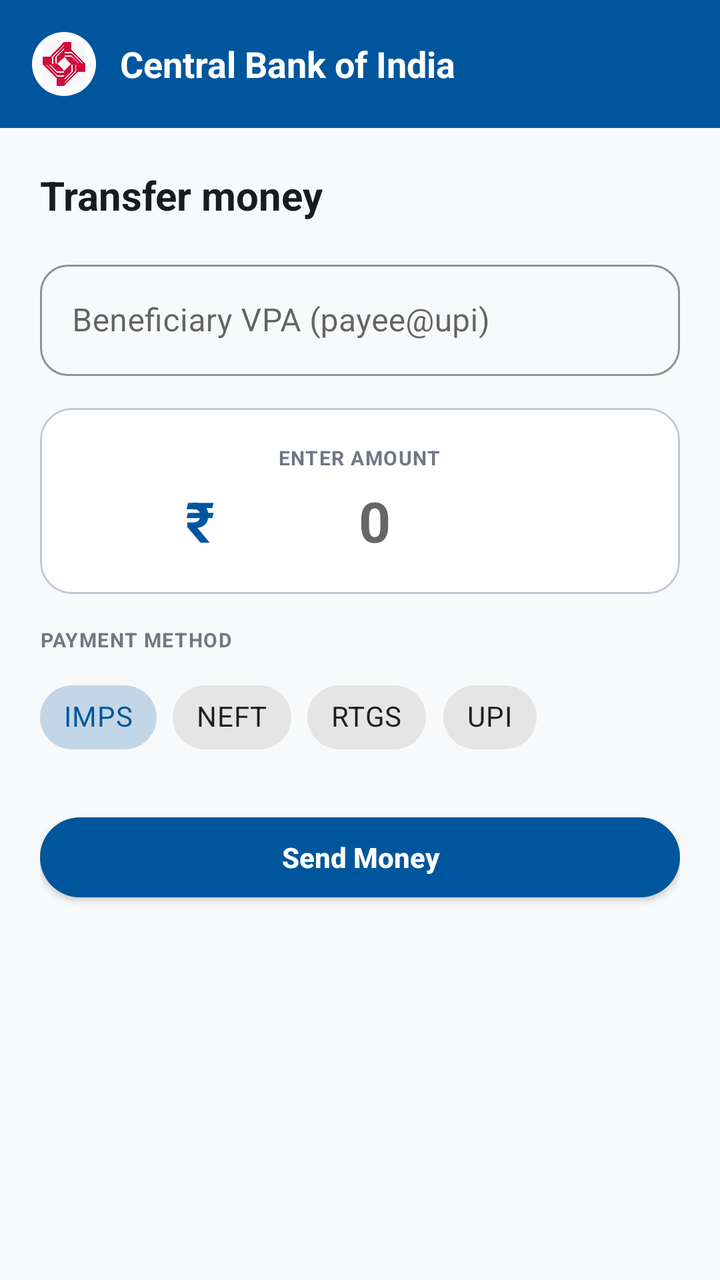
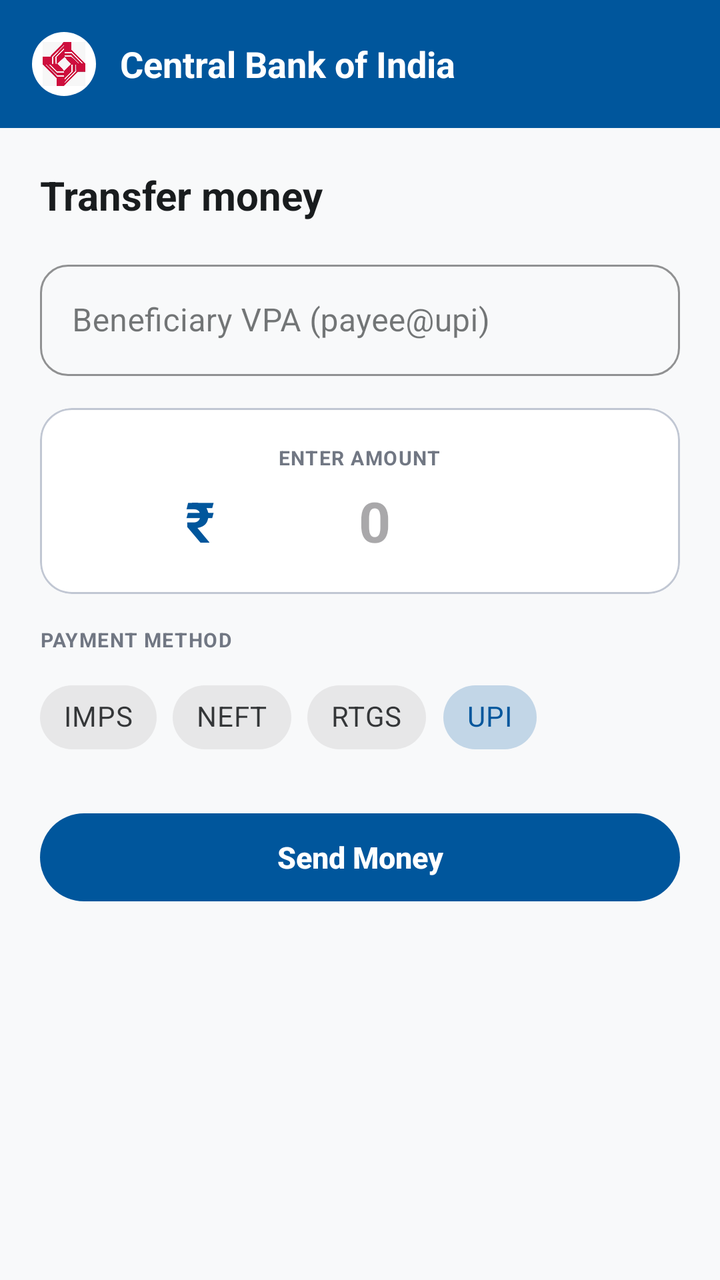

Two renders of the same Android screen: before a commit and after it. Below are the layout's source before the change and the commit's diff.
<!-- AndroidManifest.xml: application theme Theme.CogniGuardDemo -->
<!-- res/layout/activity_transfer.xml -->
<?xml version="1.0" encoding="utf-8"?>
<ScrollView xmlns:android="http://schemas.android.com/apk/res/android"
    xmlns:app="http://schemas.android.com/apk/res-auto"
    android:layout_width="match_parent"
    android:layout_height="match_parent"
    android:background="@color/cbi_surface"
    android:fillViewport="true">

    <LinearLayout
        android:layout_width="match_parent"
        android:layout_height="wrap_content"
        android:orientation="vertical">

        <include layout="@layout/partial_header" />

        <LinearLayout
            android:layout_width="match_parent"
            android:layout_height="wrap_content"
            android:orientation="vertical"
            android:padding="20dp">

            <TextView
                android:layout_width="wrap_content"
                android:layout_height="wrap_content"
                android:text="Transfer money"
                android:textColor="@color/cbi_text"
                android:textSize="20sp"
                android:textStyle="bold" />

            
            <com.google.android.material.textfield.TextInputLayout
                style="@style/Widget.MaterialComponents.TextInputLayout.OutlinedBox"
                android:layout_width="match_parent"
                android:layout_height="wrap_content"
                android:layout_marginTop="16dp"
                app:boxCornerRadiusBottomEnd="14dp"
                app:boxCornerRadiusBottomStart="14dp"
                app:boxCornerRadiusTopEnd="14dp"
                app:boxCornerRadiusTopStart="14dp"
                app:boxStrokeColor="@color/cbi_primary">

                <com.google.android.material.textfield.TextInputEditText
                    android:id="@+id/beneficiaryInput"
                    android:layout_width="match_parent"
                    android:layout_height="wrap_content"
                    android:hint="Beneficiary VPA (payee@upi)"
                    android:inputType="text" />
            </com.google.android.material.textfield.TextInputLayout>

            
            <com.google.android.material.card.MaterialCardView
                android:layout_width="match_parent"
                android:layout_height="wrap_content"
                android:layout_marginTop="16dp"
                app:cardCornerRadius="16dp"
                app:cardElevation="0dp"
                app:strokeColor="@color/cbi_divider"
                app:strokeWidth="1dp"
                app:cardBackgroundColor="@color/white">

                <LinearLayout
                    android:layout_width="match_parent"
                    android:layout_height="wrap_content"
                    android:gravity="center"
                    android:orientation="vertical"
                    android:padding="18dp">

                    <TextView
                        android:layout_width="wrap_content"
                        android:layout_height="wrap_content"
                        android:letterSpacing="0.05"
                        android:text="ENTER AMOUNT"
                        android:textAllCaps="true"
                        android:textColor="@color/cbi_text_muted"
                        android:textSize="10sp"
                        android:textStyle="bold" />

                    <LinearLayout
                        android:layout_width="wrap_content"
                        android:layout_height="wrap_content"
                        android:layout_marginTop="6dp"
                        android:gravity="center_vertical"
                        android:orientation="horizontal">

                        <TextView
                            android:layout_width="wrap_content"
                            android:layout_height="wrap_content"
                            android:text="₹"
                            android:textColor="@color/cbi_primary"
                            android:textSize="28sp"
                            android:textStyle="bold" />

                        <EditText
                            android:id="@+id/amountInput"
                            android:layout_width="160dp"
                            android:layout_height="wrap_content"
                            android:background="@null"
                            android:gravity="center"
                            android:hint="0"
                            android:inputType="numberDecimal"
                            android:textColor="@color/cbi_text"
                            android:textSize="28sp"
                            android:textStyle="bold" />
                    </LinearLayout>
                </LinearLayout>
            </com.google.android.material.card.MaterialCardView>

            
            <TextView
                android:layout_width="wrap_content"
                android:layout_height="wrap_content"
                android:layout_marginTop="16dp"
                android:letterSpacing="0.05"
                android:text="PAYMENT METHOD"
                android:textAllCaps="true"
                android:textColor="@color/cbi_text_muted"
                android:textSize="10sp"
                android:textStyle="bold" />

            <com.google.android.material.chip.ChipGroup
                android:id="@+id/transferTypeChipGroup"
                android:layout_width="match_parent"
                android:layout_height="wrap_content"
                android:layout_marginTop="8dp"
                app:singleSelection="true">

                <com.google.android.material.chip.Chip
                    android:id="@+id/chipImps"
                    style="@style/Widget.MaterialComponents.Chip.Choice"
                    android:layout_width="wrap_content"
                    android:layout_height="wrap_content"
                    android:checked="true"
                    android:text="IMPS" />

                <com.google.android.material.chip.Chip
                    android:id="@+id/chipNeft"
                    style="@style/Widget.MaterialComponents.Chip.Choice"
                    android:layout_width="wrap_content"
                    android:layout_height="wrap_content"
                    android:text="NEFT" />

                <com.google.android.material.chip.Chip
                    android:id="@+id/chipRtgs"
                    style="@style/Widget.MaterialComponents.Chip.Choice"
                    android:layout_width="wrap_content"
                    android:layout_height="wrap_content"
                    android:text="RTGS" />

                <com.google.android.material.chip.Chip
                    android:id="@+id/chipUpi"
                    style="@style/Widget.MaterialComponents.Chip.Choice"
                    android:layout_width="wrap_content"
                    android:layout_height="wrap_content"
                    android:text="UPI" />
            </com.google.android.material.chip.ChipGroup>

            <com.google.android.material.button.MaterialButton
                android:id="@+id/sendButton"
                style="@style/Widget.CogniGuard.PillButton"
                android:layout_width="match_parent"
                android:layout_height="52dp"
                android:layout_marginTop="20dp"
                android:text="Send Money" />

            <TextView
                android:id="@+id/resultText"
                android:layout_width="match_parent"
                android:layout_height="wrap_content"
                android:layout_marginTop="16dp"
                android:textColor="@color/cbi_text" />

            <TextView
                android:id="@+id/controlsText"
                android:layout_width="match_parent"
                android:layout_height="wrap_content"
                android:layout_marginTop="8dp"
                android:textColor="@color/warning_amber" />

            
            <com.google.android.material.card.MaterialCardView
                android:id="@+id/coercionPanel"
                style="@style/Widget.CogniGuard.RoundedCard"
                android:layout_width="match_parent"
                android:layout_height="wrap_content"
                android:layout_marginTop="12dp"
                android:visibility="gone"
                app:cardBackgroundColor="@color/cbi_accent_light"
                app:strokeColor="@color/cbi_accent"
                app:strokeWidth="1dp">

                <LinearLayout
                    android:layout_width="match_parent"
                    android:layout_height="wrap_content"
                    android:orientation="vertical"
                    android:padding="16dp">

                    <TextView
                        android:id="@+id/coercionPrompt"
                        android:layout_width="match_parent"
                        android:layout_height="wrap_content"
                        android:textColor="@color/cbi_accent"
                        android:textStyle="bold" />

                    <LinearLayout
                        android:layout_width="match_parent"
                        android:layout_height="wrap_content"
                        android:layout_marginTop="12dp"
                        android:orientation="vertical">

                        <com.google.android.material.button.MaterialButton
                            android:id="@+id/coercionCancelButton"
                            style="@style/Widget.CogniGuard.PillButton.Accent"
                            android:layout_width="match_parent"
                            android:layout_height="48dp"
                            android:text="Cancel -- I'm being told what to do" />

                        <com.google.android.material.button.MaterialButton
                            android:id="@+id/coercionConfirmButton"
                            style="@style/Widget.CogniGuard.PillButton.Outlined"
                            android:layout_width="match_parent"
                            android:layout_height="48dp"
                            android:layout_marginTop="8dp"
                            android:text="No, this is genuinely me" />
                    </LinearLayout>
                </LinearLayout>
            </com.google.android.material.card.MaterialCardView>

            
            <com.google.android.material.card.MaterialCardView
                android:id="@+id/manualAmountPanel"
                style="@style/Widget.CogniGuard.RoundedCard"
                android:layout_width="match_parent"
                android:layout_height="wrap_content"
                android:layout_marginTop="12dp"
                android:visibility="gone"
                app:cardBackgroundColor="#FFF8E1"
                app:strokeColor="@color/warning_amber"
                app:strokeWidth="1dp">

                <LinearLayout
                    android:layout_width="match_parent"
                    android:layout_height="wrap_content"
                    android:orientation="vertical"
                    android:padding="16dp">

                    <TextView
                        android:layout_width="match_parent"
                        android:layout_height="wrap_content"
                        android:text="Please re-type the amount to confirm this transfer."
                        android:textColor="@color/warning_amber"
                        android:textStyle="bold" />

                    <com.google.android.material.textfield.TextInputLayout
                        style="@style/Widget.MaterialComponents.TextInputLayout.OutlinedBox"
                        android:layout_width="match_parent"
                        android:layout_height="wrap_content"
                        android:layout_marginTop="10dp"
                        app:boxCornerRadiusBottomEnd="14dp"
                        app:boxCornerRadiusBottomStart="14dp"
                        app:boxCornerRadiusTopEnd="14dp"
                        app:boxCornerRadiusTopStart="14dp">

                        <com.google.android.material.textfield.TextInputEditText
                            android:id="@+id/manualAmountInput"
                            android:layout_width="match_parent"
                            android:layout_height="wrap_content"
                            android:hint="Re-enter amount (INR)"
                            android:inputType="numberDecimal" />
                    </com.google.android.material.textfield.TextInputLayout>

                    <com.google.android.material.button.MaterialButton
                        android:id="@+id/confirmAmountButton"
                        style="@style/Widget.CogniGuard.PillButton"
                        android:layout_width="match_parent"
                        android:layout_height="48dp"
                        android:layout_marginTop="10dp"
                        android:text="Confirm amount" />
                </LinearLayout>
            </com.google.android.material.card.MaterialCardView>
        </LinearLayout>
    </LinearLayout>
</ScrollView>
<!-- res/layout/partial_header.xml (included above) -->
<?xml version="1.0" encoding="utf-8"?>
<LinearLayout xmlns:android="http://schemas.android.com/apk/res/android"
    android:layout_width="match_parent"
    android:layout_height="wrap_content"
    android:orientation="horizontal"
    android:gravity="center_vertical"
    android:background="@color/cbi_primary"
    android:padding="16dp">

    <LinearLayout
        android:id="@+id/headerLogoArea"
        android:layout_width="0dp"
        android:layout_height="wrap_content"
        android:layout_weight="1"
        android:orientation="horizontal"
        android:gravity="center_vertical"
        android:clickable="true"
        android:focusable="true">

        <ImageView
            android:layout_width="32dp"
            android:layout_height="32dp"
            android:background="@drawable/bg_logo_circle"
            android:contentDescription="@string/app_name"
            android:padding="5dp"
            android:src="@drawable/logo" />

        <TextView
            android:layout_width="wrap_content"
            android:layout_height="wrap_content"
            android:layout_marginStart="12dp"
            android:text="@string/app_name"
            android:textColor="@color/white"
            android:textSize="18sp"
            android:textStyle="bold" />
    </LinearLayout>

    <TextView
        android:id="@+id/headerUsername"
        android:layout_width="wrap_content"
        android:layout_height="wrap_content"
        android:textColor="@color/cbi_primary_light"
        android:textSize="13sp" />
</LinearLayout>
<!-- resources referenced by this layout -->
<resources>
  <color name="cbi_accent">#BA0035</color>
  <color name="cbi_accent_light">#FFDADA</color>
  <color name="cbi_divider">#C1C7D3</color>
  <color name="cbi_primary">#00569C</color>
  <color name="cbi_primary_light">#EBF1FF</color>
  <color name="cbi_surface">#F8F9FA</color>
  <color name="cbi_text">#191C1E</color>
  <color name="cbi_text_muted">#717783</color>
  <color name="warning_amber">#B36B00</color>
  <color name="white">#FFFFFF</color>
  <!-- drawable bg_logo_circle (drawable) -->
  <?xml version="1.0" encoding="utf-8"?>
  <shape xmlns:android="http://schemas.android.com/apk/res/android"
      android:shape="oval">
      <solid android:color="@color/white" />
  </shape>
  <!-- drawable logo: jpg bitmap (drawable, 103928 bytes) -->
  <string name="app_name">Central Bank of India</string>
  <style name="Widget.CogniGuard.PillButton" parent="Widget.MaterialComponents.Button">
          <item name="cornerRadius">24dp</item>
          <item name="backgroundTint">@color/cbi_primary</item>
          <item name="android:textColor">@color/white</item>
          <item name="android:textAllCaps">false</item>
          <item name="android:textStyle">bold</item>
          <item name="android:letterSpacing">0</item>
      </style>
  <style name="Widget.CogniGuard.PillButton.Accent" parent="Widget.CogniGuard.PillButton">
          <item name="backgroundTint">@color/cbi_accent</item>
      </style>
  <style name="Widget.CogniGuard.PillButton.Outlined" parent="Widget.MaterialComponents.Button.OutlinedButton">
          <item name="cornerRadius">24dp</item>
          <item name="strokeColor">@color/cbi_divider</item>
          <item name="android:textColor">@color/cbi_primary</item>
          <item name="android:textAllCaps">false</item>
          <item name="android:textStyle">bold</item>
          <item name="android:letterSpacing">0</item>
      </style>
  <style name="Widget.CogniGuard.RoundedCard" parent="Widget.MaterialComponents.CardView">
          <item name="cardCornerRadius">16dp</item>
          <item name="cardElevation">1dp</item>
      </style>
  <style name="Theme.CogniGuardDemo" parent="Theme.MaterialComponents.Light.NoActionBar">
          <item name="colorPrimary">@color/cbi_primary</item>
          <item name="colorPrimaryDark">@color/cbi_primary_dark</item>
          <item name="colorAccent">@color/cbi_accent</item>
          <item name="colorSecondary">@color/cbi_accent</item>
          <item name="android:windowBackground">@color/cbi_surface</item>
          <item name="android:textColorPrimary">@color/cbi_text</item>
      </style>
  <color name="cbi_primary_dark">#004B87</color>
</resources>

<!-- the commit's change to res/layout/activity_transfer.xml (unified diff, before → after) -->
@@ -129,7 +129,6 @@
                     style="@style/Widget.MaterialComponents.Chip.Choice"
                     android:layout_width="wrap_content"
                     android:layout_height="wrap_content"
-                    android:checked="true"
                     android:text="IMPS" />
 
                 <com.google.android.material.chip.Chip
@@ -151,6 +150,7 @@
                     style="@style/Widget.MaterialComponents.Chip.Choice"
                     android:layout_width="wrap_content"
                     android:layout_height="wrap_content"
+                    android:checked="true"
                     android:text="UPI" />
             </com.google.android.material.chip.ChipGroup>
 
<!-- resource entries referenced after the edit -->
@@ -18,18 +18,19 @@
   </shape>
   <!-- drawable logo: jpg bitmap (drawable, 103928 bytes) -->
   <string name="app_name">Central Bank of India</string>
-  <style name="Widget.CogniGuard.PillButton" parent="Widget.MaterialComponents.Button">
+  <style name="Widget.CogniGuard.PillButton" parent="Widget.Material3.Button">
           <item name="cornerRadius">24dp</item>
           <item name="backgroundTint">@color/cbi_primary</item>
           <item name="android:textColor">@color/white</item>
           <item name="android:textAllCaps">false</item>
           <item name="android:textStyle">bold</item>
           <item name="android:letterSpacing">0</item>
+          <item name="android:textSize">15sp</item>
       </style>
   <style name="Widget.CogniGuard.PillButton.Accent" parent="Widget.CogniGuard.PillButton">
           <item name="backgroundTint">@color/cbi_accent</item>
       </style>
-  <style name="Widget.CogniGuard.PillButton.Outlined" parent="Widget.MaterialComponents.Button.OutlinedButton">
+  <style name="Widget.CogniGuard.PillButton.Outlined" parent="Widget.Material3.Button.OutlinedButton">
           <item name="cornerRadius">24dp</item>
           <item name="strokeColor">@color/cbi_divider</item>
           <item name="android:textColor">@color/cbi_primary</item>
@@ -37,18 +38,33 @@
           <item name="android:textStyle">bold</item>
           <item name="android:letterSpacing">0</item>
       </style>
-  <style name="Widget.CogniGuard.RoundedCard" parent="Widget.MaterialComponents.CardView">
+  <style name="Widget.CogniGuard.RoundedCard" parent="Widget.Material3.CardView.Outlined">
           <item name="cardCornerRadius">16dp</item>
-          <item name="cardElevation">1dp</item>
+          <item name="cardElevation">0dp</item>
+          <item name="strokeColor">@color/cbi_divider</item>
+          <item name="strokeWidth">1dp</item>
       </style>
-  <style name="Theme.CogniGuardDemo" parent="Theme.MaterialComponents.Light.NoActionBar">
+  <style name="Theme.CogniGuardDemo" parent="Theme.Material3.Light.NoActionBar">
+          
           <item name="colorPrimary">@color/cbi_primary</item>
-          <item name="colorPrimaryDark">@color/cbi_primary_dark</item>
-          <item name="colorAccent">@color/cbi_accent</item>
+          <item name="colorOnPrimary">@color/white</item>
+          <item name="colorPrimaryContainer">@color/cbi_primary_light</item>
+          <item name="colorOnPrimaryContainer">@color/cbi_primary</item>
+          
           <item name="colorSecondary">@color/cbi_accent</item>
+          <item name="colorOnSecondary">@color/white</item>
+          <item name="colorSecondaryContainer">@color/cbi_accent_light</item>
+          <item name="colorOnSecondaryContainer">@color/cbi_accent</item>
+          
+          <item name="colorSurface">@color/white</item>
+          <item name="colorOnSurface">@color/cbi_text</item>
+          <item name="colorSurfaceVariant">@color/cbi_neutral_light</item>
+          <item name="colorOnSurfaceVariant">@color/cbi_text_muted</item>
+          <item name="colorOutline">@color/cbi_divider</item>
+          <item name="android:colorBackground">@color/cbi_surface</item>
           <item name="android:windowBackground">@color/cbi_surface</item>
           <item name="android:textColorPrimary">@color/cbi_text</item>
       </style>
-  <color name="cbi_primary_dark">#004B87</color>
+  <color name="cbi_neutral_light">#EEF0F2</color>
 </resources>
 
